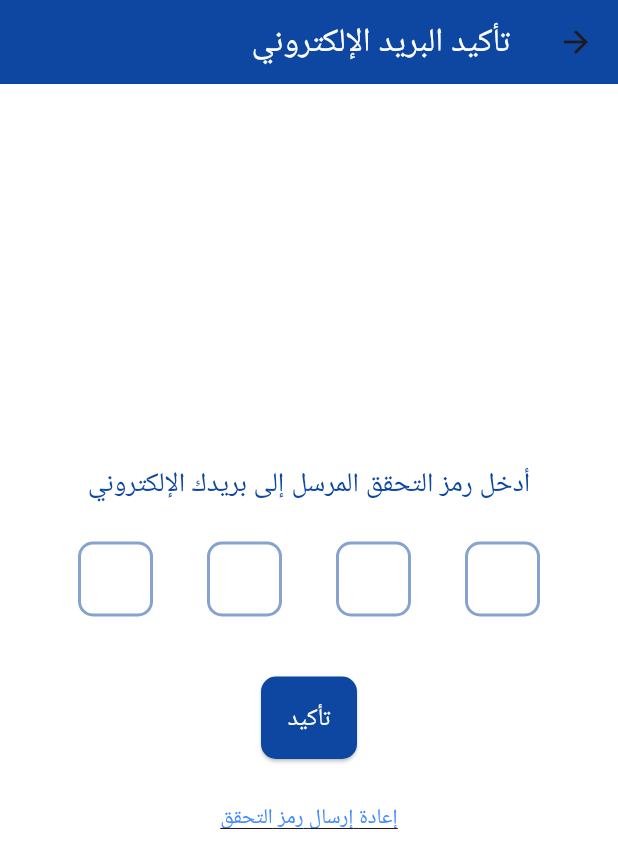
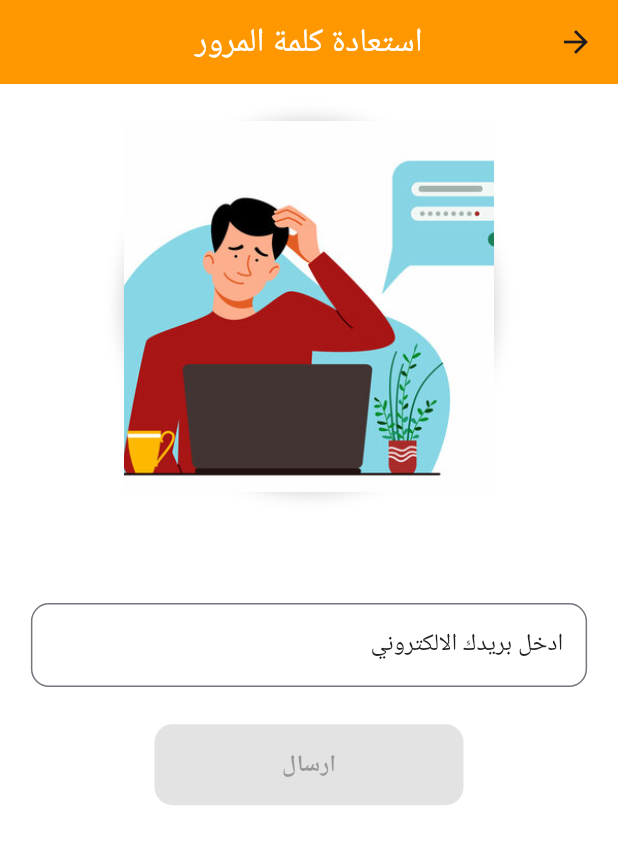
Before and after one commit to mohannadtaqatqa/Restaurant-application, a Flutter app: the Login screen opened directly, after a tap on "نسيت كلمة المرور؟", on a phone screen of 412 x 824 dp. Shown: the top 868 px of the screen. Run offline on Flutter 3.47's test engine with Material 3 defaults, Android fonts, the phone set to English and light mode, and no system bars; drawn by our look-alikes of pin_code_fields; our stand-ins replace carousel_slider, countup, flutter_staggered_animations, geocoding, get, google_fonts and 4 more; missing offline and left inert: avatar_stack.

Commit message:
new commit 3

```diff
--- /dev/null
+++ b/lib/core/constant/colors.dart
@@ -0,0 +1,12 @@
+import 'package:flutter/material.dart';
+
+const Color primaryColor = Colors.orange; //Color(0xFF0D47A1); // أزرق داكن
+const Color accentColor = Color(0xFF1976D2); // أزرق متوسط
+const Color textColor = Color(0xFF212121); // نص داكن
+const Color backgroundColor = Color(0xFFF5F5F5); // خلفية فاتحة
+// const Color primaryColor = Colors.blue;
+// const Color backgroundColor = Colors.white;
+// const Color textColor = Colors.blue;
+// const Color buttonColor = Colors.blue;
+const Color buttonTextColor = Colors.white;
+const Color textFieldBorderColor = Colors.blue;
--- a/lib/main.dart
+++ b/lib/main.dart
@@ -3,8 +3,6 @@ import 'package:get/route_manager.dart';
 import 'view/screen/welcome.dart';
 
 void main() {
-  // WidgetsFlutterBinding.ensureInitialized();
-  // MobileAds.instance.initialize();
   runApp(const MyApp());
 }
 
--- /dev/null
+++ b/lib/models/otp_model.dart
@@ -0,0 +1,6 @@
+// import 'package:flutter/material.dart';
+
+// class CodeOtpModel {
+//   TextEditingController otpController;
+//   CodeOtpModel({required this.otpController});
+// }
--- a/lib/models/signup_view.dart
+++ /dev/null
@@ -1,3 +0,0 @@
-class SignupView {
-
-}
--- /dev/null
+++ b/lib/viem_model/check_email_viewmodel.dart
@@ -0,0 +1,27 @@
+
+import 'package:flutter/material.dart';
+import 'package:get/get.dart';
+import 'package:http/http.dart' as http;
+
+import '../view/screen/otp.dart';
+
+class CheckEmailViewModel extends GetxController {
+  TextEditingController checkEmailController = TextEditingController();
+  RxBool isEmailExist = false.obs;
+
+  Future<void> emailIsValid() async {
+    print("${checkEmailController.text}");
+    final response = await http.get(Uri.parse(
+        "http://10.0.2.2:5000/check_Email/${checkEmailController.text}"));
+    if (response.statusCode == 200) {
+      isEmailExist.value = true;
+      Get.to(() => OTPScreen(email: checkEmailController.text));
+    } else if (response.statusCode == 404) {
+      isEmailExist.value = false;
+      Get.snackbar("خطا", "البريد الالكتروني غير صحيح");
+    } else {
+      print(response.body);
+      Get.snackbar("${response.body}", "حدث خطأ ما");
+    }
+  }
+}
--- /dev/null
+++ b/lib/view/screen/check_email.dart
@@ -0,0 +1,156 @@
+import 'package:flutter/material.dart';
+import '../../core/constant/colors.dart';
+import '../../viem_model/check_email_viewmodel.dart';
+
+class EmailInputView extends StatefulWidget {
+  const EmailInputView({super.key});
+
+  @override
+  _EmailInputViewState createState() => _EmailInputViewState();
+}
+
+class _EmailInputViewState extends State<EmailInputView> {
+  final CheckEmailViewModel viewModel = CheckEmailViewModel();
+  bool _isLoading = false;
+  bool _isEmailValid = false;
+
+  void _updateEmail(String email) {
+    setState(() {
+      _isEmailValid = email.contains('@') && email.contains('.');
+    });
+  }
+
+  Future<void> _sendOTP() async {
+    setState(() {
+      _isLoading = true;
+    });
+
+    await viewModel.emailIsValid();
+    // إضافة منطق إرسال OTP هنا إذا كان البريد الإلكتروني صالحًا
+    if (viewModel.isEmailExist.value) {
+      await Future.delayed(const Duration(seconds: 2)); // محاكاة تأخير الشبكة
+    }
+
+    setState(() {
+      _isLoading = false;
+    });
+  }
+
+  @override
+  void dispose() {
+    viewModel.checkEmailController.dispose();
+    super.dispose();
+  }
+
+  @override
+  Widget build(BuildContext context) {
+    final screenSize = MediaQuery.of(context).size;
+
+    return Scaffold(
+      appBar: AppBar(
+        title: const Text('استعادة كلمة المرور', style: TextStyle(color: Colors.white)),
+        backgroundColor: primaryColor,
+        centerTitle: true,
+      ),
+      body: LayoutBuilder(
+        builder: (context, constraints) {
+          return Padding(
+            padding: EdgeInsets.symmetric(
+              horizontal: screenSize.width * 0.05,
+              vertical: screenSize.height * 0.03,
+            ),
+            child: SingleChildScrollView(
+              child: Column(
+                mainAxisAlignment: MainAxisAlignment.center,
+                children: [
+                  _buildImage(screenSize),
+                  SizedBox(height: screenSize.height * 0.09),
+                  _buildEmailField(screenSize),
+                  SizedBox(height: screenSize.height * 0.03),
+                  _buildSendOTPButton(screenSize),
+                ],
+              ),
+            ),
+          );
+        },
+      ),
+    );
+  }
+
+  Widget _buildImage(Size screenSize) {
+    final imageSize = screenSize.width * 0.6;
+    return Container(
+      width: imageSize,
+      height: imageSize,
+      decoration: BoxDecoration(
+        shape: BoxShape.circle,
+        boxShadow: [
+          BoxShadow(
+            color: Colors.black.withOpacity(0.2),
+            blurRadius: 10,
+            offset: const Offset(0, 0),
+          ),
+        ],
+      ),
+      child: Image.asset(
+        'assets/images/forgetpass.jpg',
+        height: imageSize,
+        width: double.infinity,
+        fit: BoxFit.cover,
+      ),
+    );
+  }
+
+  Widget _buildEmailField(Size screenSize) {
+    return SizedBox(
+      width: screenSize.width * 0.9,
+      child: TextField(
+        controller: viewModel.checkEmailController,
+        decoration: InputDecoration(
+          labelText: 'ادخل بريدك الالكتروني',
+          border: OutlineInputBorder(
+            borderRadius: BorderRadius.circular(12),
+            borderSide: const BorderSide(color: textFieldBorderColor),
+          ),
+          focusedBorder: OutlineInputBorder(
+            borderRadius: BorderRadius.circular(12),
+            borderSide: const BorderSide(color: textFieldBorderColor),
+          ),
+          labelStyle: const TextStyle(color: textColor),
+        ),
+        keyboardType: TextInputType.emailAddress,
+        onChanged: (value) {
+          _updateEmail(value);
+        },
+      ),
+    );
+  }
+
+  Widget _buildSendOTPButton(Size screenSize) {
+    return SizedBox(
+      width: screenSize.width * 0.5,
+      child: ElevatedButton(
+        onPressed: _isEmailValid
+            ? () {
+                _sendOTP();
+              }
+            : null,
+        style: ElevatedButton.styleFrom(
+          minimumSize: const Size(160, 50),
+          backgroundColor: primaryColor,
+          foregroundColor: buttonTextColor,
+          shape: RoundedRectangleBorder(
+            borderRadius: BorderRadius.circular(12),
+          ),
+          padding: const EdgeInsets.symmetric(vertical: 16),
+          textStyle: const TextStyle(fontSize: 16, fontWeight: FontWeight.bold),
+        ),
+        child: _isLoading
+            ? const CircularProgressIndicator(
+                valueColor: AlwaysStoppedAnimation<Color>(Colors.white),
+              )
+            : const Text('ارسال'),
+      ),
+    );
+  }
+}
--- a/lib/view/screen/home_page.dart
+++ b/lib/view/screen/home_page.dart
@@ -4,7 +4,7 @@ import 'package:flutter/material.dart';
 import 'package:get/get.dart';
 import 'package:http/http.dart' as http;
 
-import '../../widget/adv.dart';
+import '../widget/adv.dart';
 import 'menu.dart';
 
 class HomePageUser extends StatefulWidget {
--- a/lib/view/screen/login.dart
+++ b/lib/view/screen/login.dart
@@ -1,18 +1,10 @@
 import 'dart:convert';
-
 import 'package:flutter/material.dart';
-import 'package:foodapp/controller.dart';
-import 'package:foodapp/view/screen/otp.dart';
 import 'package:get/route_manager.dart';
 import 'package:http/http.dart';
-
-import 'nav_bar_user.dart';
+import '../../core/constant/colors.dart';
+import 'check_email.dart';
 import 'signup.dart';
-
-const Color primaryColor = Color(0xFF0D47A1); // أزرق داكن
-const Color accentColor = Color(0xFF1976D2); // أزرق متوسط
-const Color textColor = Color(0xFF212121); // نص داكن
-const Color backgroundColor = Color(0xFFF5F5F5); // خلفية فاتحة
 
 class Login extends StatefulWidget {
   const Login({super.key});
@@ -32,7 +24,7 @@ class _LoginState extends State<Login> {
 
     return Scaffold(
       appBar: AppBar(
-        title: Text('تسجيل الدخول', style: TextStyle(color: Colors.white)),
+        title: const Text('تسجيل الدخول', style: TextStyle(color: Colors.white)),
         backgroundColor: primaryColor,
         elevation: 0,
         centerTitle: true,
@@ -107,13 +99,11 @@ class _LoginState extends State<Login> {
               label: 'البريد الإلكتروني',
               keyboardType: TextInputType.emailAddress,
               controller: _emailController,
-              // onSaved: (value) => _email = value,
             ),
             SizedBox(height: 16),
             _buildTextField(
               label: 'كلمة المرور',
               obscureText: true,
-              // onSaved: (value) => _password = value,
               controller: _passwordController,
             ),
           ],
@@ -125,9 +115,9 @@ class _LoginState extends State<Login> {
   Widget _buildForgotPasswordButton() {
     return TextButton(
       onPressed: () {
-        Get.to(() => OTPScreen());
+        Get.to(() => EmailInputView());
       },
-      child: Text('نسيت كلمة المرور؟'),
+      child: Text('نسيت كلمة المرور؟', style: TextStyle(color: primaryColor)),
     );
   }
 
@@ -153,19 +143,19 @@ class _LoginState extends State<Login> {
           borderSide: BorderSide(color: primaryColor),
         ),
       ),
-      // validator: (value) {
-      //   if (value == null || value.isEmpty) {
-      //     return 'يرجى إدخال $label';
-      //   }
-      //   return null;
-      // },
-      // onSaved: onSaved,
+      validator: (value) {
+        if (value == null || value.isEmpty) {
+          return 'يرجى إدخال $label';
+        }
+        return null;
+      },
     );
   }
 
   Widget _buildLoginButton() {
     return ElevatedButton(
       onPressed: () async {
+        if (_formKey.currentState?.validate() ?? false) {
           try {
             final response = await post(
               Uri.parse("http://10.0.2.2:5000/login"),
@@ -189,15 +179,16 @@ class _LoginState extends State<Login> {
             // التعامل مع الأخطاء
             print('Error occurred: $e');
           }
+        }
       },
       child: Text('تسجيل الدخول'),
       style: ElevatedButton.styleFrom(
-        backgroundColor: primaryColor, // لون الخلفية للأزرار
-        foregroundColor: Colors.white, // لون النص للأزرار
+        backgroundColor: primaryColor,
+        foregroundColor: Colors.white,
         shape: RoundedRectangleBorder(
-          borderRadius: BorderRadius.circular(12), // زوايا دائرية
+          borderRadius: BorderRadius.circular(12),
         ),
-        padding: EdgeInsets.symmetric(vertical: 16), // مسافة رأسية
+        padding: EdgeInsets.symmetric(vertical: 16),
         textStyle: TextStyle(fontSize: 16, fontWeight: FontWeight.bold),
       ),
     );
--- a/lib/view/screen/otp.dart
+++ b/lib/view/screen/otp.dart
@@ -1,24 +1,27 @@
 import 'package:flutter/material.dart';
+import 'package:foodapp/viem_model/otp_viewmodel.dart';
+import 'package:get/get.dart';
 import 'package:pin_code_fields/pin_code_fields.dart';
 
 class OTPScreen extends StatefulWidget {
-  const OTPScreen({super.key});
-
+  const OTPScreen({super.key,required this.email});
+  final String email;
   @override
   _OTPScreenState createState() => _OTPScreenState();
 }
 
 class _OTPScreenState extends State<OTPScreen> {
-  TextEditingController otpController = TextEditingController();
   final GlobalKey<FormState> _formKey = GlobalKey<FormState>();
+  final OTPViewModel viewModel = Get.put(OTPViewModel());
   final Color primaryColor = Colors.blue[900]!;
   final Color secondaryColor = Colors.blueAccent;
+  final Color white = Colors.white;
 
   @override
   Widget build(BuildContext context) {
     return Scaffold(
       appBar: AppBar(
-        title: Text('تأكيد البريد الإلكتروني', style: TextStyle(color: Colors.white)),
+        title: Text('تأكيد البريد الإلكتروني', style: TextStyle(color: white)),
         backgroundColor: primaryColor,
         elevation: 0,
       ),
@@ -43,12 +46,21 @@ class _OTPScreenState extends State<OTPScreen> {
                     ElevatedButton(
                       onPressed: () {
                         if (_formKey.currentState!.validate()) {
-                          // تحقق من رمز التحقق وقم بالعمليات المطلوبة
+                          viewModel.verifyOTP(widget.email);
+                          // if (isVerified) {
+                          //   ScaffoldMessenger.of(context).showSnackBar(
+                          //     SnackBar(content: Text('OTP Verified!')),
+                          //   );
+                          // } else {
+                          //   ScaffoldMessenger.of(context).showSnackBar(
+                          //     SnackBar(content: Text('Invalid OTP!')),
+                          //   );
+                          // }
                         }
                       },
                       style: ElevatedButton.styleFrom(
                         backgroundColor: primaryColor,
-                        foregroundColor: Colors.white,
+                        foregroundColor: white,
                         shape: RoundedRectangleBorder(
                           borderRadius: BorderRadius.circular(10),
                         ),
@@ -82,7 +94,6 @@ class _OTPScreenState extends State<OTPScreen> {
   Widget _buildPinCodeFields(BoxConstraints constraints) {
     double fieldWidth = constraints.maxWidth > 400 ? 60 : 50;
     double fieldHeight = constraints.maxWidth > 400 ? 60 : 50;
-
     return PinCodeTextField(
       appContext: context,
       length: 4, // عدد الأرقام في رمز التحقق
@@ -92,9 +103,9 @@ class _OTPScreenState extends State<OTPScreen> {
         borderRadius: BorderRadius.circular(10),
         fieldHeight: fieldHeight,
         fieldWidth: fieldWidth,
-        activeFillColor: Colors.white,
-        inactiveFillColor: Colors.white,
-        selectedFillColor: Colors.white,
+        activeFillColor: white,
+        inactiveFillColor: white,
+        selectedFillColor: white,
         activeColor: primaryColor,
         inactiveColor: primaryColor.withOpacity(0.5), // لون غير نشط مع شفافية
         selectedColor: secondaryColor,
@@ -102,9 +113,12 @@ class _OTPScreenState extends State<OTPScreen> {
       animationDuration: const Duration(milliseconds: 300),
       backgroundColor: Colors.transparent,
       enableActiveFill: true,
-      controller: otpController,
+      controller: viewModel.otpController,
       onCompleted: (value) {
-        // معالجة عند إكمال إدخال الرمز
+        // setCodeOtpModel
+        print("value is $value");
+        print("controller is ${viewModel.otpController.text}");
+        print("inputted otp is ${viewModel.otpController.text}");
       },
       onChanged: (value) {
         // معالجة عند تغيير القيمة
@@ -114,7 +128,7 @@ class _OTPScreenState extends State<OTPScreen> {
         return true;
       },
       validator: (value) {
-        if (value == null || value.isEmpty || value.length < 6) {
+        if (value == null || value.isEmpty || value.length < 4) {
           return 'يرجى إدخال رمز تحقق صحيح';
         }
         return null;
--- a/pubspec.yaml
+++ b/pubspec.yaml
@@ -63,3 +63,4 @@ flutter:
     - assets/images/salad-03.png
     #
     - assets/images/download.jpeg
+    - assets/images/forgetpass.jpg
```
Also changed, not shown: lib/core/fun/feach_address.dart (added, +52 -0 lines), lib/models/signup_model.dart (added, +27 -0 lines), lib/viem_model/otp_viewmodel.dart (added, +30 -0 lines), lib/viem_model/signup_view_model.dart (+19 -25 lines), lib/view/screen/signup.dart (+75 -120 lines), lib/view/widget/fields_signup.dart (added, +75 -0 lines), assets/images/forgetpass.jpg (added), assets/images/front_login.jpg (added), lib/view/widget/adv.dart (renamed from lib/widget/adv.dart). Lines whose indentation alone changed are shown as unchanged.
